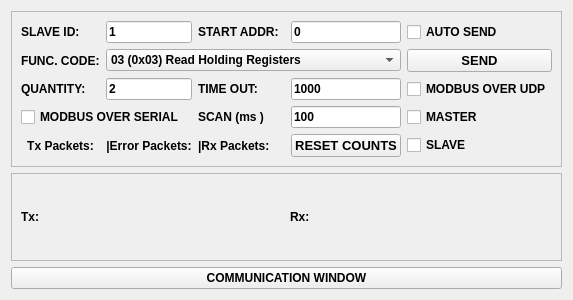
First picture: the form in UDPSerialApp_workingSerialMasterSlave/modbusscreen.ui, repository Saikumar183/GenericModules_Qt, before the edit.
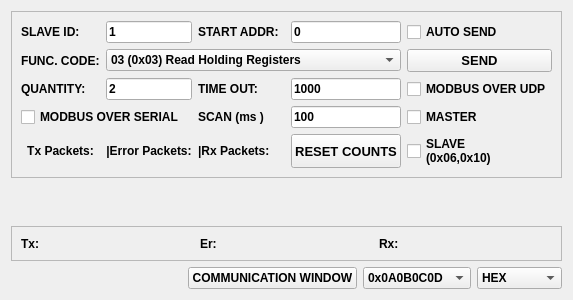
Second picture: the form after the edit.

Commit message: added grid for data , byte conversion also added. completely tested with third party modbus rtu applications.

What changed in the file:
```diff
--- a/UDPSerialApp_workingSerialMasterSlave/modbusscreen.ui
+++ b/UDPSerialApp_workingSerialMasterSlave/modbusscreen.ui
@@ -401,7 +401,8 @@
            </font>
           </property>
           <property name="text">
-           <string>SLAVE</string>
+           <string>SLAVE
+(0x06,0x10)</string>
           </property>
          </widget>
         </item>
@@ -433,6 +434,22 @@
           </property>
          </widget>
         </item>
+        <item>
+         <widget class="QLabel" name="label_Error">
+          <property name="font">
+           <font>
+            <weight>75</weight>
+            <bold>true</bold>
+           </font>
+          </property>
+          <property name="text">
+           <string>Er:</string>
+          </property>
+          <property name="wordWrap">
+           <bool>true</bool>
+          </property>
+         </widget>
+        </item>
         <item>
          <widget class="QLabel" name="label_Rx">
           <property name="font">
@@ -453,6 +470,21 @@
       </widget>
      </item>
      <item row="3" column="0">
+      <layout class="QHBoxLayout" name="horizontalLayout">
+       <item>
+        <spacer name="horizontalSpacer">
+         <property name="orientation">
+          <enum>Qt::Horizontal</enum>
+         </property>
+         <property name="sizeHint" stdset="0">
+          <size>
+           <width>40</width>
+           <height>20</height>
+          </size>
+         </property>
+        </spacer>
+       </item>
+       <item>
       <widget class="QPushButton" name="tbn_ComWindow">
        <property name="font">
         <font>
@@ -468,8 +500,69 @@
        </property>
       </widget>
      </item>
+       <item>
+        <widget class="QComboBox" name="CmBx_byteFormate">
+         <property name="font">
+          <font>
+           <weight>75</weight>
+           <bold>true</bold>
+          </font>
+         </property>
+         <item>
+          <property name="text">
+           <string>0x0A0B0C0D</string>
+          </property>
+         </item>
+         <item>
+          <property name="text">
+           <string>0x0C0D0A0B</string>
+          </property>
+         </item>
+         <item>
+          <property name="text">
+           <string>0x0B0A0D0C</string>
+          </property>
+         </item>
+         <item>
+          <property name="text">
+           <string>0x0D0C0B0A</string>
+          </property>
+         </item>
+        </widget>
+       </item>
+       <item>
+        <widget class="QComboBox" name="CmBx_dataFormat">
+         <property name="font">
+          <font>
+           <weight>75</weight>
+           <bold>true</bold>
+          </font>
+         </property>
+         <item>
+          <property name="text">
+           <string>HEX</string>
+          </property>
+         </item>
+         <item>
+          <property name="text">
+           <string>DECIMAL</string>
+          </property>
+         </item>
+         <item>
+          <property name="text">
+           <string>BINARY</string>
+          </property>
+         </item>
+        </widget>
+       </item>
+      </layout>
+     </item>
      <item row="1" column="0">
-      <layout class="QVBoxLayout" name="verticalLayout_3"/>
+      <layout class="QVBoxLayout" name="verticalLayout_3">
+       <item>
+        <widget class="QWidget" name="wg_EndianView" native="true"/>
+       </item>
+      </layout>
      </item>
     </layout>
    </item>
```
Left out of the diff: 3 changed lines with no effect on the pictures. Lines whose indentation alone changed are shown as unchanged. The commit also changes 29 other files.
